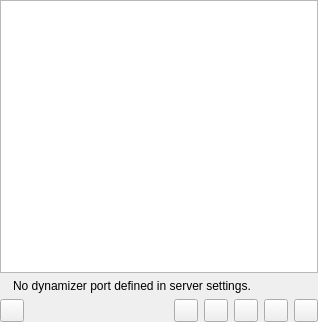
Before: the Qt Designer form dynamic/dynamicpage.ui in polpo/cantata-mac, drawn with Qt 5.
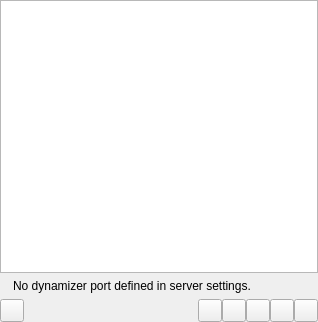
After: the same form once the commit is applied. Custom widgets are drawn as their Qt base class.

Commit message: Reduce spacing of icons at bottom of window

The edit to the form file:
```diff
--- a/dynamic/dynamicpage.ui
+++ b/dynamic/dynamicpage.ui
@@ -13,15 +13,15 @@
   <property name="windowTitle">
    <string>Form</string>
   </property>
-  <layout class="QGridLayout" name="gridLayout">
+  <layout class="QVBoxLayout" name="vlayout">
    <property name="margin">
     <number>0</number>
    </property>
-   <item row="0" column="0" colspan="7">
+   <item>
     <widget class="ItemView" name="view"/>
    </item>
-   <item row="1" column="0" colspan="7">
-    <layout class="QHBoxLayout" name="horizontalLayout">
+   <item>
+    <layout class="QHBoxLayout" name="hlayoutA">
      <item>
       <widget class="QLabel" name="infoIcon"/>
      </item>
@@ -40,10 +40,18 @@
      </item>
     </layout>
    </item>
-   <item row="2" column="0">
+   <item>
+    <layout class="QHBoxLayout" name="hlayout">
+     <property name="margin">
+      <number>0</number>
+     </property>
+     <property name="spacing">
+      <number>0</number>
+     </property>
+     <item>
     <widget class="ToolButton" name="refreshBtn"/>
    </item>
-   <item row="2" column="1">
+     <item>
     <spacer name="horizontalSpacer">
      <property name="orientation">
       <enum>Qt::Horizontal</enum>
@@ -56,20 +64,22 @@
      </property>
     </spacer>
    </item>
-   <item row="2" column="2">
+     <item>
     <widget class="ToolButton" name="addBtn"/>
    </item>
-   <item row="2" column="3">
+     <item>
     <widget class="ToolButton" name="editBtn"/>
    </item>
-   <item row="2" column="4">
+     <item>
     <widget class="ToolButton" name="removeBtn"/>
    </item>
-   <item row="2" column="5">
+     <item>
     <widget class="ToolButton" name="startBtn"/>
    </item>
-   <item row="2" column="6">
+     <item>
     <widget class="ToolButton" name="stopBtn"/>
+     </item>
+    </layout>
    </item>
   </layout>
  </widget>
```
Lines whose indentation alone changed are shown as unchanged. The commit also changes 10 other files.
